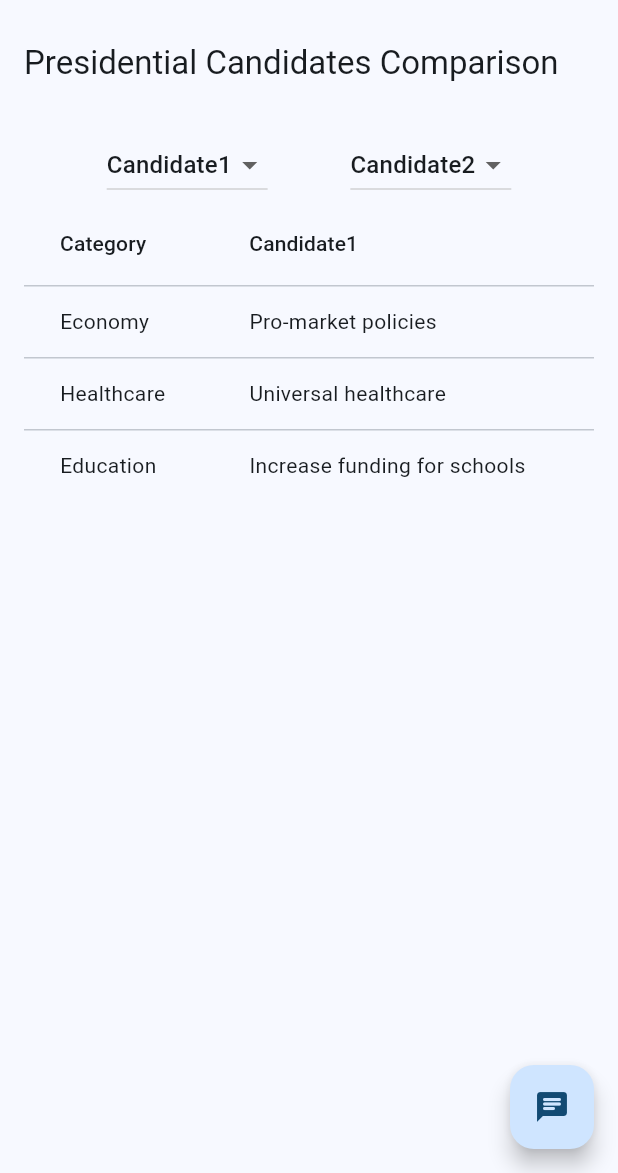
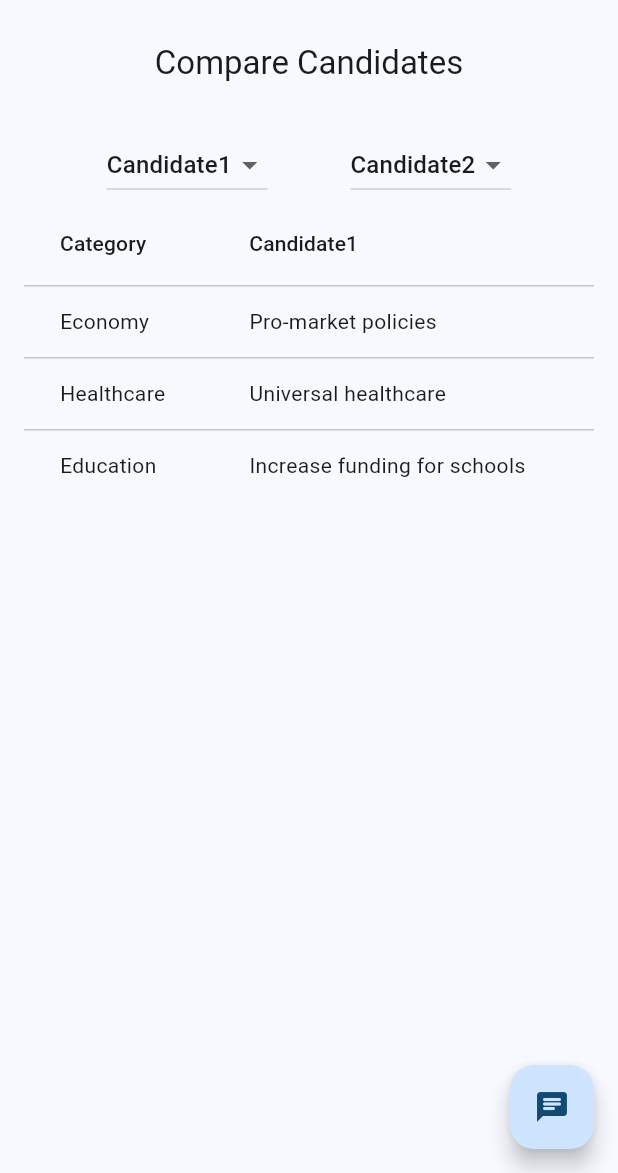
Before and after one commit to NaveenSanjaya/llminator-app, a Flutter app: the screen it shows after launch, after a tap on "Compare", on a phone screen of 412 x 824 dp, the part 63-1236 px from its top. Run offline on Flutter 3.47's test engine with Material 3 defaults, Android fonts, the light colour scheme and no system bars; our stand-ins replace fl_chart; network calls fail.

Commit message:
win predict in homepage, candidate select in comparison pg

```diff
--- a/lib/compare.dart
+++ b/lib/compare.dart
@@ -1,6 +1,6 @@
 import 'package:flutter/material.dart';
 // import 'package:provider/provider.dart';
-import 'dart:ui';
+// import 'dart:ui';
 import 'package:http/http.dart' as http;
 import 'dart:convert';
 
@@ -12,7 +12,6 @@ class CompareScreenGenerator extends StatefulWidget {
 }
 
 class _CompareScreenState extends State<CompareScreenGenerator> {
-  // final List<Map<String, dynamic>> _comparisonData = [
   final List<Map<String, dynamic>> _comparisonData = [
     {
       "Candidate1": {
@@ -125,7 +124,8 @@ class _CompareScreenState extends State<CompareScreenGenerator> {
   Widget build(BuildContext context) {
     return Scaffold(
       appBar: AppBar(
-        title: Text('Presidential Candidates Comparison'),
+        title: Text('Compare Candidates'),
+        centerTitle: true,
       ),
       body: Padding(
         padding: const EdgeInsets.all(16.0),
--- a/lib/home.dart
+++ b/lib/home.dart
@@ -1,6 +1,7 @@
 import 'package:flutter/material.dart';
-// import 'package:provider/provider.dart';
-// import 'dart:ui';
+import 'package:fl_chart/fl_chart.dart';
+import 'package:http/http.dart' as http;
+import 'dart:convert';
 
 class HomeScreenGenerator extends StatefulWidget {
   const HomeScreenGenerator({super.key});
@@ -10,13 +11,79 @@ class HomeScreenGenerator extends StatefulWidget {
 }
 
 class _HomeScreenState extends State<HomeScreenGenerator> {
+  final String apiUrl =
+      'YOUR_FIREBASE_FUNCTION_URL_HERE'; // Replace with your Firebase function URL
+  double candidate1WinPercentage = 0.5;
+  double candidate2WinPercentage = 0.5;
+  bool isLoading = true;
+
+  @override
+  void initState() {
+    super.initState();
+    _fetchWinPrediction();
+  }
+
+  Future<void> _fetchWinPrediction() async {
+    try {
+      final response = await http.get(Uri.parse(apiUrl + '/win-prediction'));
+
+      if (response.statusCode == 200) {
+        final Map<String, dynamic> responseData = json.decode(response.body);
+        setState(() {
+          candidate1WinPercentage = responseData['candidate1'] ?? 0.0;
+          candidate2WinPercentage = responseData['candidate2'] ?? 0.0;
+          isLoading = false;
+        });
+      } else {
+        print('Error fetching prediction: ${response.statusCode}');
+      }
+    } catch (error) {
+      print('Network error: $error');
+    }
+  }
+
+  Widget _buildPieChart() {
+    return PieChart(
+      PieChartData(
+        startDegreeOffset: 90,
+        sections: [
+          PieChartSectionData(
+            value: candidate1WinPercentage,
+            color: Colors.blue,
+            title:
+                'Candidate 1\n${candidate1WinPercentage.toStringAsFixed(1)}%',
+            radius: 100,
+            titleStyle: TextStyle(
+                fontSize: 16, fontWeight: FontWeight.bold, color: Colors.white),
+          ),
+          PieChartSectionData(
+            value: candidate2WinPercentage,
+            color: Colors.red,
+            title:
+                'Candidate 2\n${candidate2WinPercentage.toStringAsFixed(1)}%',
+            radius: 100,
+            titleStyle: TextStyle(
+                fontSize: 16, fontWeight: FontWeight.bold, color: Colors.white),
+          ),
+        ],
+        borderData: FlBorderData(show: false),
+        sectionsSpace: 2,
+        centerSpaceRadius: 0,
+      ),
+    );
+  }
+
   @override
   Widget build(BuildContext context) {
     return Scaffold(
       appBar: AppBar(
-        title: Text('Home'),
+        title: Text('Win Pediction'),
+        centerTitle: true,
       ),
-      body: Text('Home Screen'),
+      body: _buildPieChart(),
+      // body: Center(
+      //   child: isLoading ? CircularProgressIndicator() : _buildPieChart(),
+      // ),
     );
   }
 }
--- a/lib/main.dart
+++ b/lib/main.dart
@@ -51,10 +51,10 @@ class _MyHomePageState extends State<MyHomePage> {
     const CompareScreen(),
   ];
 
-  final List<String> _titles = [
-    'Home',
-    'Compare',
-  ];
+  // final List<String> _titles = [
+  //   'Home',
+  //   'Compare',
+  // ];
 
   void _onTabSelected(int index) {
     setState(() {
--- a/pubspec.yaml
+++ b/pubspec.yaml
@@ -34,6 +34,7 @@ dependencies:
   http: ^1.2.2
   gradient_borders: ^1.0.0
   # firebase_core: ^1.10.0
+  fl_chart: ^0.36.0
 
   # The following adds the Cupertino Icons font to your application.
   # Use with the CupertinoIcons class for iOS style icons.
```
Also changed, not shown: pubspec.lock.
